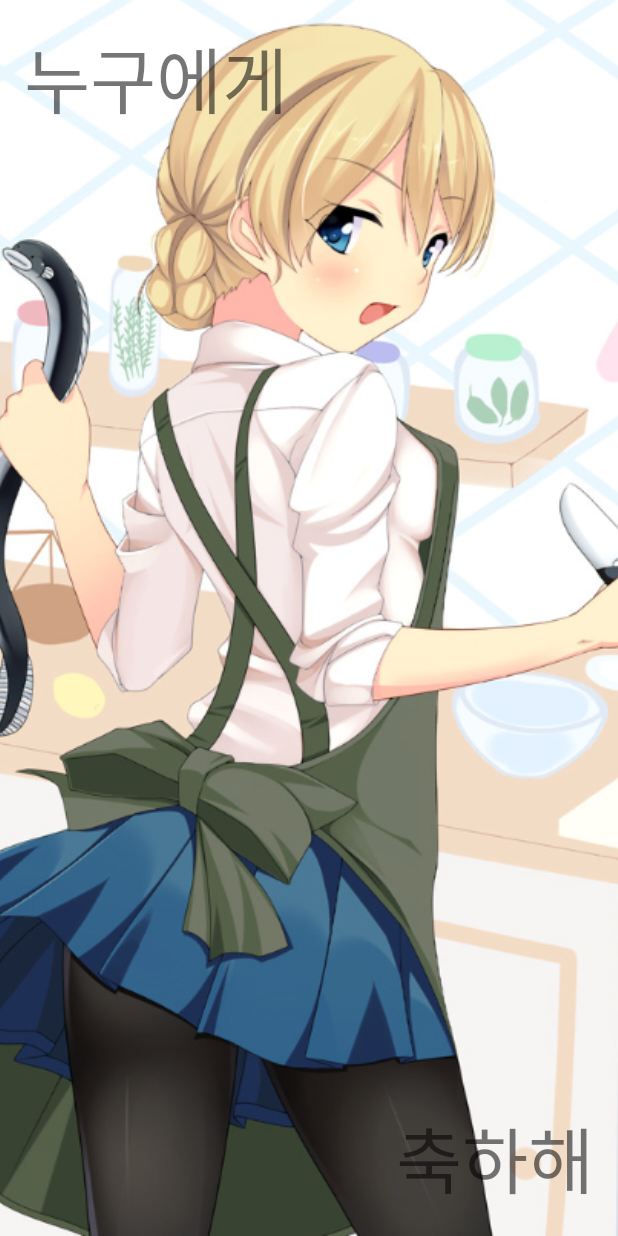
After one commit to suwonsmartapp/Android6ki, an Android app: the layout frame_exam.xml on its own in the app's theme, with its tools: preview values and no code run, on a phone screen of 412 x 824 dp. The commit adds this screen. Run offline under Robolectric (Android 15) with nearby library versions, the phone set to English and light mode, and no system bars.

Commit message:
FrameLayout : layout_gravity 뷰의 중력, gravity 내용의 중력 (Linear 에서도 된다)

```diff
--- a/app/src/main/res/layout/activity_main.xml
+++ b/app/src/main/res/layout/activity_main.xml
@@ -7,9 +7,10 @@
     tools:context="com.example.myapplication.MainActivity">
 
     <TextView
+        android:gravity="right|bottom"
         android:layout_width="match_parent"
         android:layout_height="0dp"
-        android:layout_weight="0"
+        android:layout_weight="1"
         android:background="#ffa9a9"
         android:text="Hello"
         android:textSize="48sp" />
--- /dev/null
+++ b/app/src/main/res/layout/frame_exam.xml
@@ -0,0 +1,27 @@
+<?xml version="1.0" encoding="utf-8"?>
+<FrameLayout xmlns:android="http://schemas.android.com/apk/res/android"
+    android:layout_width="match_parent"
+    android:layout_height="match_parent">
+
+    <ImageView
+        android:layout_width="match_parent"
+        android:layout_height="match_parent"
+        android:scaleType="centerCrop"
+        android:src="@drawable/girl" />
+
+    <TextView
+        android:layout_width="wrap_content"
+        android:layout_height="wrap_content"
+        android:layout_margin="16dp"
+        android:text="누구에게"
+        android:textSize="48sp" />
+
+    <TextView
+        android:layout_width="wrap_content"
+        android:layout_height="wrap_content"
+        android:layout_gravity="end|bottom"
+        android:layout_margin="16dp"
+        android:text="축하해"
+        android:textSize="48sp" />
+
+</FrameLayout>
```
